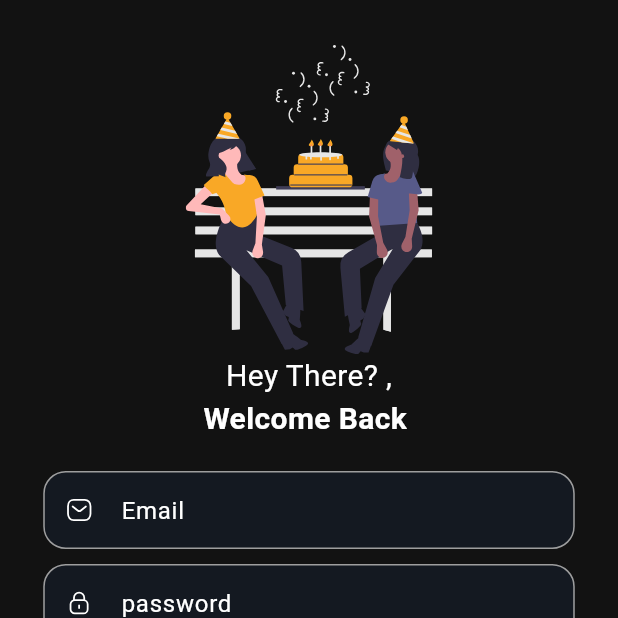
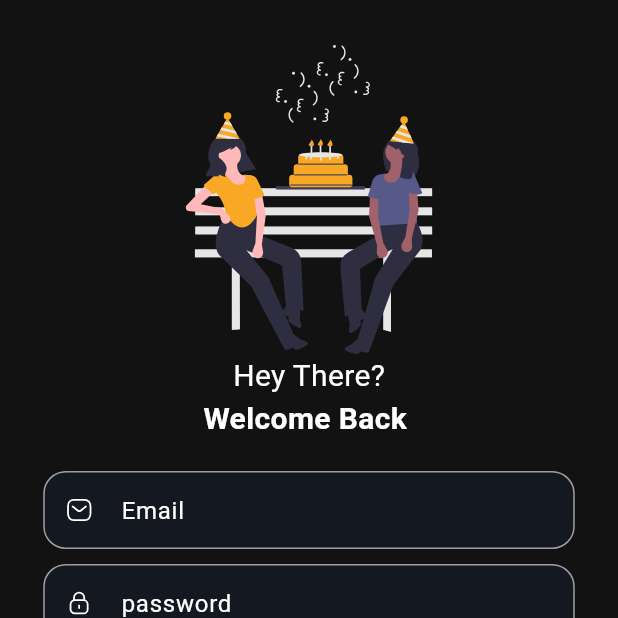
Before and after one commit to mrnpro/Cake-Shop, a Flutter app: the LoginScreen screen opened directly, on a phone screen of 412 x 824 dp, the top half of it. Run offline on Flutter 3.47's test engine with Material 2 defaults, Android fonts, the phone set to English and light mode, and no system bars; our stand-ins replace flutter_svg, google_fonts.

Commit message:
Update welcome_text_like.dart

```diff
--- a/lib/Screens/Login/components/welcome_text_like.dart
+++ b/lib/Screens/Login/components/welcome_text_like.dart
@@ -9,8 +9,7 @@ class WelcomeTexts extends StatelessWidget {
   Widget build(BuildContext context) {
     return const Column(
       children: [
-        Text("Hey There? ,",
-            style: TextStyle(fontSize: 20, color: Colors.white)),
+        Text("Hey There?", style: TextStyle(fontSize: 20, color: Colors.white)),
         Text("Welcome Back ",
             style: TextStyle(
                 fontSize: 20,
```
